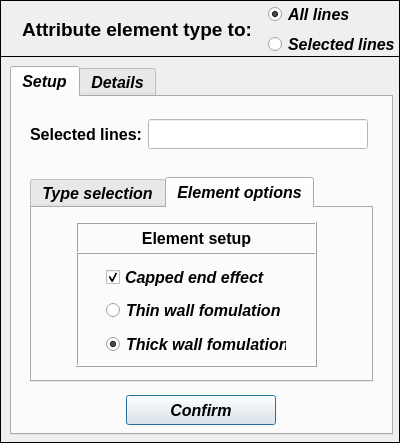
Qt form data/user_input/ui/Model/Setup/Structural/structuralElementTypeInput.ui (open-pulse/OpenPulse) before a commit.
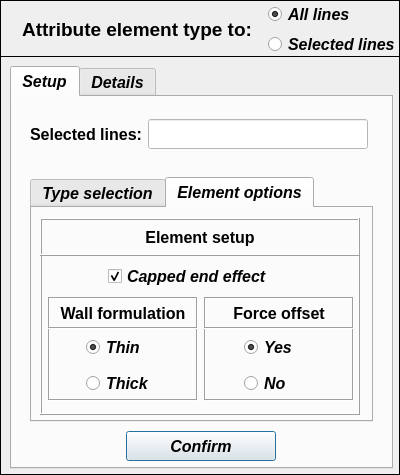
The same form after that commit. The open tabs and pages were chosen to show the change.

Commit message: Force offset + Compressor/fluid interface

Patch:
```diff
--- a/data/user_input/ui/Model/Setup/Structural/structuralElementTypeInput.ui
+++ b/data/user_input/ui/Model/Setup/Structural/structuralElementTypeInput.ui
@@ -10,7 +10,7 @@
     <x>0</x>
     <y>0</y>
     <width>400</width>
-    <height>443</height>
+    <height>475</height>
    </rect>
   </property>
   <property name="sizePolicy">
@@ -22,13 +22,13 @@
   <property name="minimumSize">
    <size>
     <width>400</width>
-    <height>443</height>
+    <height>475</height>
    </size>
   </property>
   <property name="maximumSize">
    <size>
     <width>400</width>
-    <height>443</height>
+    <height>475</height>
    </size>
   </property>
   <property name="contextMenuPolicy">
@@ -46,7 +46,7 @@
      <x>0</x>
      <y>56</y>
      <width>400</width>
-     <height>387</height>
+     <height>419</height>
     </rect>
    </property>
    <property name="sizePolicy">
@@ -64,7 +64,7 @@
    <property name="maximumSize">
     <size>
      <width>400</width>
-     <height>387</height>
+     <height>587</height>
     </size>
    </property>
    <property name="font">
@@ -85,7 +85,7 @@
       <x>10</x>
       <y>10</y>
       <width>383</width>
-      <height>369</height>
+      <height>403</height>
      </rect>
     </property>
     <property name="minimumSize">
@@ -120,7 +120,7 @@
       <property name="geometry">
        <rect>
         <x>114</x>
-        <y>298</y>
+        <y>334</y>
         <width>150</width>
         <height>30</height>
        </rect>
@@ -243,7 +243,7 @@
         <x>18</x>
         <y>80</y>
         <width>343</width>
-        <height>205</height>
+        <height>245</height>
        </rect>
       </property>
       <property name="minimumSize">
@@ -255,7 +255,7 @@
       <property name="maximumSize">
        <size>
         <width>343</width>
-        <height>205</height>
+        <height>400</height>
        </size>
       </property>
       <property name="currentIndex">
@@ -389,70 +389,24 @@
        <attribute name="title">
         <string>Element options</string>
        </attribute>
-       <widget class="QLabel" name="label_5">
+       <widget class="QFrame" name="frame_4">
         <property name="geometry">
          <rect>
-          <x>44</x>
-          <y>14</y>
-          <width>241</width>
-          <height>32</height>
+          <x>8</x>
+          <y>10</y>
+          <width>320</width>
+          <height>197</height>
          </rect>
         </property>
         <property name="minimumSize">
          <size>
-          <width>241</width>
-          <height>32</height>
-         </size>
-        </property>
-        <property name="maximumSize">
-         <size>
-          <width>241</width>
-          <height>32</height>
-         </size>
-        </property>
-        <property name="font">
-         <font>
-          <family>Arial</family>
-          <pointsize>12</pointsize>
-          <weight>75</weight>
-          <italic>false</italic>
-          <bold>true</bold>
-         </font>
-        </property>
-        <property name="frameShape">
-         <enum>QFrame::Box</enum>
-        </property>
-        <property name="frameShadow">
-         <enum>QFrame::Raised</enum>
-        </property>
-        <property name="midLineWidth">
-         <number>0</number>
-        </property>
-        <property name="text">
-         <string>Element setup</string>
-        </property>
-        <property name="alignment">
-         <set>Qt::AlignCenter</set>
-        </property>
-       </widget>
-       <widget class="QFrame" name="frame_3">
-        <property name="geometry">
-         <rect>
-          <x>44</x>
-          <y>44</y>
-          <width>241</width>
-          <height>115</height>
-         </rect>
-        </property>
-        <property name="minimumSize">
-         <size>
-          <width>241</width>
+          <width>320</width>
           <height>0</height>
          </size>
         </property>
         <property name="maximumSize">
          <size>
-          <width>241</width>
+          <width>320</width>
           <height>16777215</height>
          </size>
         </property>
@@ -462,93 +416,355 @@
         <property name="frameShadow">
          <enum>QFrame::Raised</enum>
         </property>
-        <widget class="QRadioButton" name="radioButton_thin_wall_formulation">
+        <widget class="QLabel" name="label_5">
          <property name="geometry">
           <rect>
-           <x>30</x>
-           <y>44</y>
-           <width>180</width>
-           <height>28</height>
+           <x>0</x>
+           <y>0</y>
+           <width>320</width>
+           <height>38</height>
           </rect>
          </property>
          <property name="minimumSize">
           <size>
-           <width>180</width>
-           <height>28</height>
+           <width>320</width>
+           <height>38</height>
           </size>
          </property>
          <property name="maximumSize">
           <size>
-           <width>180</width>
-           <height>28</height>
+           <width>320</width>
+           <height>38</height>
           </size>
          </property>
          <property name="font">
           <font>
+           <family>Arial</family>
            <pointsize>12</pointsize>
-           <italic>true</italic>
+           <weight>75</weight>
+           <italic>false</italic>
+           <bold>true</bold>
           </font>
          </property>
+         <property name="frameShape">
+          <enum>QFrame::Box</enum>
+         </property>
+         <property name="frameShadow">
+          <enum>QFrame::Raised</enum>
+         </property>
+         <property name="midLineWidth">
+          <number>0</number>
+         </property>
          <property name="text">
-          <string>Thin wall fomulation</string>
+          <string>Element setup</string>
          </property>
-         <property name="checked">
-          <bool>false</bool>
+         <property name="alignment">
+          <set>Qt::AlignCenter</set>
          </property>
         </widget>
-        <widget class="QRadioButton" name="radioButton_thick_wall_formulation">
+        <widget class="QFrame" name="frame_wall_formulation">
          <property name="geometry">
           <rect>
-           <x>30</x>
-           <y>78</y>
-           <width>180</width>
-           <height>28</height>
+           <x>8</x>
+           <y>79</y>
+           <width>150</width>
+           <height>104</height>
           </rect>
          </property>
          <property name="minimumSize">
           <size>
-           <width>180</width>
-           <height>28</height>
+           <width>150</width>
+           <height>104</height>
           </size>
          </property>
          <property name="maximumSize">
           <size>
-           <width>180</width>
-           <height>28</height>
+           <width>150</width>
+           <height>104</height>
           </size>
          </property>
-         <property name="font">
-          <font>
-           <pointsize>12</pointsize>
-           <italic>true</italic>
-          </font>
+         <property name="frameShape">
+          <enum>QFrame::Box</enum>
          </property>
-         <property name="text">
-          <string>Thick wall fomulation</string>
+         <property name="frameShadow">
+          <enum>QFrame::Sunken</enum>
          </property>
-         <property name="checked">
-          <bool>true</bool>
+         <widget class="QRadioButton" name="radioButton_thick_wall_formulation">
+          <property name="geometry">
+           <rect>
+            <x>38</x>
+            <y>72</y>
+            <width>90</width>
+            <height>28</height>
+           </rect>
+          </property>
+          <property name="minimumSize">
+           <size>
+            <width>90</width>
+            <height>28</height>
+           </size>
+          </property>
+          <property name="maximumSize">
+           <size>
+            <width>90</width>
+            <height>28</height>
+           </size>
+          </property>
+          <property name="font">
+           <font>
+            <pointsize>12</pointsize>
+            <italic>true</italic>
+           </font>
+          </property>
+          <property name="text">
+           <string>Thick</string>
+          </property>
+          <property name="checked">
+           <bool>false</bool>
+          </property>
+         </widget>
+         <widget class="QRadioButton" name="radioButton_thin_wall_formulation">
+          <property name="geometry">
+           <rect>
+            <x>38</x>
+            <y>36</y>
+            <width>90</width>
+            <height>28</height>
+           </rect>
+          </property>
+          <property name="minimumSize">
+           <size>
+            <width>90</width>
+            <height>28</height>
+           </size>
+          </property>
+          <property name="maximumSize">
+           <size>
+            <width>90</width>
+            <height>28</height>
+           </size>
+          </property>
+          <property name="font">
+           <font>
+            <pointsize>12</pointsize>
+            <italic>true</italic>
+           </font>
+          </property>
+          <property name="text">
+           <string>Thin</string>
+          </property>
+          <property name="checked">
+           <bool>true</bool>
+          </property>
+         </widget>
+         <widget class="QLabel" name="label_wall_formulation">
+          <property name="geometry">
+           <rect>
+            <x>0</x>
+            <y>0</y>
+            <width>150</width>
+            <height>32</height>
+           </rect>
+          </property>
+          <property name="minimumSize">
+           <size>
+            <width>150</width>
+            <height>32</height>
+           </size>
+          </property>
+          <property name="maximumSize">
+           <size>
+            <width>150</width>
+            <height>32</height>
+           </size>
+          </property>
+          <property name="font">
+           <font>
+            <family>Arial</family>
+            <pointsize>12</pointsize>
+            <weight>75</weight>
+            <italic>false</italic>
+            <bold>true</bold>
+           </font>
+          </property>
+          <property name="frameShape">
+           <enum>QFrame::Box</enum>
+          </property>
+          <property name="frameShadow">
+           <enum>QFrame::Sunken</enum>
+          </property>
+          <property name="midLineWidth">
+           <number>0</number>
+          </property>
+          <property name="text">
+           <string>Wall formulation</string>
+          </property>
+          <property name="alignment">
+           <set>Qt::AlignCenter</set>
+          </property>
+         </widget>
+        </widget>
+        <widget class="QFrame" name="frame_force_offset">
+         <property name="geometry">
+          <rect>
+           <x>164</x>
+           <y>79</y>
+           <width>150</width>
+           <height>104</height>
+          </rect>
          </property>
+         <property name="minimumSize">
+          <size>
+           <width>150</width>
+           <height>104</height>
+          </size>
+         </property>
+         <property name="maximumSize">
+          <size>
+           <width>150</width>
+           <height>104</height>
+          </size>
+         </property>
+         <property name="frameShape">
+          <enum>QFrame::Box</enum>
+         </property>
+         <property name="frameShadow">
+          <enum>QFrame::Sunken</enum>
+         </property>
+         <widget class="QRadioButton" name="radioButton_force_offset_off">
+          <property name="geometry">
+           <rect>
+            <x>40</x>
+            <y>72</y>
+            <width>80</width>
+            <height>28</height>
+           </rect>
+          </property>
+          <property name="minimumSize">
+           <size>
+            <width>80</width>
+            <height>28</height>
+           </size>
+          </property>
+          <property name="maximumSize">
+           <size>
+            <width>80</width>
+            <height>28</height>
+           </size>
+          </property>
+          <property name="font">
+           <font>
+            <pointsize>12</pointsize>
+            <italic>true</italic>
+           </font>
+          </property>
+          <property name="text">
+           <string>No</string>
+          </property>
+          <property name="checked">
+           <bool>false</bool>
+          </property>
+         </widget>
+         <widget class="QRadioButton" name="radioButton_force_offset_on">
+          <property name="geometry">
+           <rect>
+            <x>40</x>
+            <y>36</y>
+            <width>80</width>
+            <height>28</height>
+           </rect>
+          </property>
+          <property name="minimumSize">
+           <size>
+            <width>80</width>
+            <height>28</height>
+           </size>
+          </property>
+          <property name="maximumSize">
+           <size>
+            <width>80</width>
+            <height>28</height>
+           </size>
+          </property>
+          <property name="font">
+           <font>
+            <pointsize>12</pointsize>
+            <italic>true</italic>
+           </font>
+          </property>
+          <property name="text">
+           <string>Yes</string>
+          </property>
+          <property name="checked">
+           <bool>true</bool>
+          </property>
+         </widget>
+         <widget class="QLabel" name="label_7">
+          <property name="geometry">
+           <rect>
+            <x>0</x>
+            <y>0</y>
+            <width>150</width>
+            <height>32</height>
+           </rect>
+          </property>
+          <property name="minimumSize">
+           <size>
+            <width>150</width>
+            <height>32</height>
+           </size>
+          </property>
+          <property name="maximumSize">
+           <size>
+            <width>150</width>
+            <height>32</height>
+           </size>
+          </property>
+          <property name="font">
+           <font>
+            <family>Arial</family>
+            <pointsize>12</pointsize>
+            <weight>75</weight>
+            <italic>false</italic>
+            <bold>true</bold>
+           </font>
+          </property>
+          <property name="frameShape">
+           <enum>QFrame::Box</enum>
+          </property>
+          <property name="frameShadow">
+           <enum>QFrame::Sunken</enum>
+          </property>
+          <property name="midLineWidth">
+           <number>0</number>
+          </property>
+          <property name="text">
+           <string>Force offset</string>
+          </property>
+          <property name="alignment">
+           <set>Qt::AlignCenter</set>
+          </property>
+         </widget>
         </widget>
         <widget class="QCheckBox" name="checkBox_capped_end">
          <property name="geometry">
           <rect>
-           <x>30</x>
-           <y>10</y>
+           <x>68</x>
+           <y>44</y>
            <width>180</width>
-           <height>30</height>
+           <height>28</height>
           </rect>
          </property>
          <property name="minimumSize">
           <size>
            <width>180</width>
-           <height>30</height>
+           <height>28</height>
           </size>
          </property>
          <property name="maximumSize">
           <size>
            <width>180</width>
-           <height>30</height>
+           <height>28</height>
           </size>
          </property>
          <property name="text">
```
Left out of the diff: 4 changed lines with no effect on the pictures. The commit also changes 10 other files.
